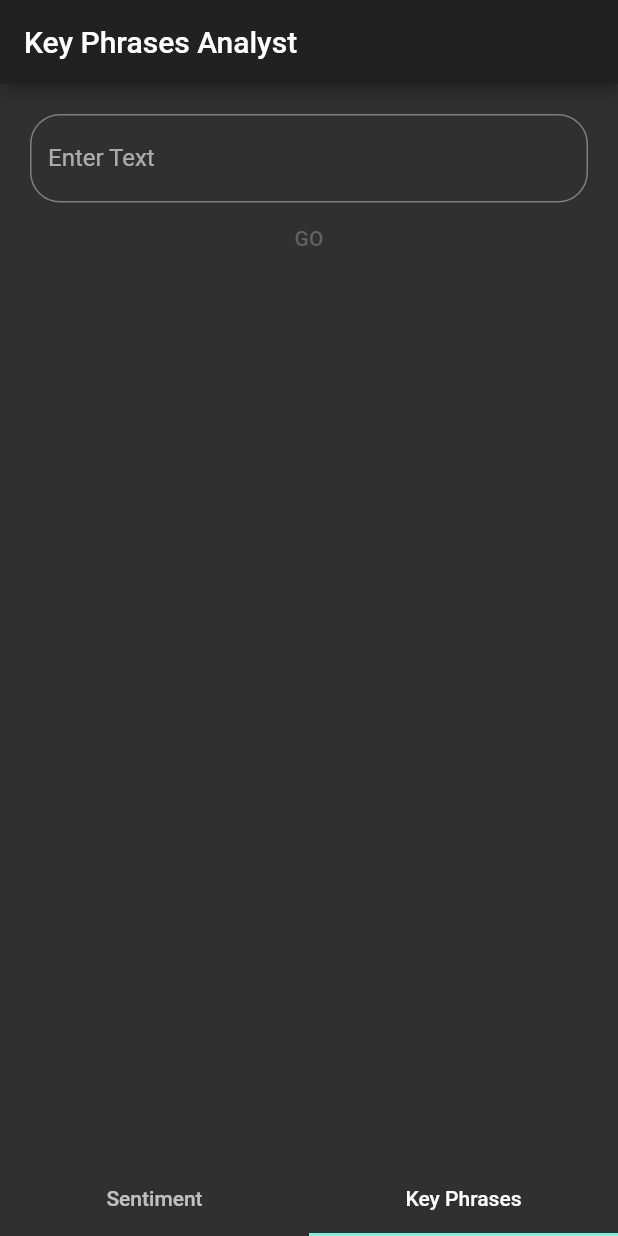
After one commit to pouria-z/Text-Analysis, a Flutter app: the screen it shows after launch, tab 2 chosen, after a tap on "GO", on a phone screen of 412 x 824 dp. The commit adds this screen. Run offline on Flutter 3.47's test engine with Material 2 defaults, Android fonts, the phone set to English and light mode, and no system bars.

Commit message:
key phrases analyst added

```diff
--- a/lib/home_page.dart
+++ b/lib/home_page.dart
@@ -1,161 +1,54 @@
 import 'package:flutter/material.dart';
-import 'package:sentiment_analysis/api_key.dart';
-import 'package:http/http.dart' as http;
-import 'dart:convert';
+import 'package:sentiment_analysis/screens/key_phrases.dart';
+import 'package:sentiment_analysis/screens/sentiment.dart';
 
 class HomePage extends StatefulWidget {
   @override
   _HomePageState createState() => _HomePageState();
 }
 
-class _HomePageState extends State<HomePage> {
-  late TextEditingController _controller = TextEditingController();
-  var inputText;
-  double pos = 0.0;
-  double neg = 0.0;
-  bool isLoading = false;
-  bool isEnable = false;
-  var input;
+class _HomePageState extends State<HomePage>
+    with SingleTickerProviderStateMixin {
+  late TabController _controller;
 
-  Future postData() async {
-    setState(() {
-      isLoading = true;
-      inputText = null;
-      pos = 0.0;
-      neg = 0.0;
-    });
-    var url = Uri.parse(
-      'https://webit-text-analytics.p.rapidapi.com/sentiment',
+  @override
+  void initState() {
+    _controller = TabController(
+      length: 2,
+      vsync: this,
     );
-    var response = await http.post(url, body: {
-      'text': '${_controller.text.trim()}',
-      'language': 'en',
-    }, headers: {
-      'x-rapidapi-key': '$apiKey',
-      'x-rapidapi-host': 'webit-text-analytics.p.rapidapi.com'
-    });
-    var json = jsonDecode(response.body);
-    setState(() {
-      inputText = json['data']['input_text'];
-      pos = json['data']['sentiment']['positive'];
-      neg = json['data']['sentiment']['negative'];
-    });
-    print("your text: $inputText, positive: $pos and negative: $neg");
-    setState(() {
-      isLoading = false;
-    });
+    super.initState();
+  }
+
+  @override
+  void dispose() {
+    _controller.dispose();
+    super.dispose();
   }
 
   @override
   Widget build(BuildContext context) {
     return Scaffold(
-      appBar: AppBar(
-        title: Text("Sentiment Analyst"),
+      body: TabBarView(
+        controller: _controller,
+        children: [
+          Sentiment(),
+          KeyPhrases(),
+        ],
       ),
-      body: Padding(
-        padding: EdgeInsets.all(20),
-        child: ListView(
-          children: [
-            TextField(
-              onChanged: (value) {
-                setState(() {
-                  input = value;
-                });
-              },
-              controller: _controller,
-              decoration: InputDecoration(
-                border:
-                    OutlineInputBorder(borderRadius: BorderRadius.circular(20)),
-                hintText: 'type something',
-                labelText: 'Enter Text',
-              ),
-              textCapitalization: TextCapitalization.sentences,
-              textInputAction: TextInputAction.newline,
-              maxLines: 50,
-              minLines: 1,
+      bottomNavigationBar: Material(
+        child: TabBar(
+          controller: _controller,
+          tabs: [
+            Tab(
+              text: "Sentiment",
             ),
-            TextButton(
-              child: Text(
-                "GO",
-                style: TextStyle(
-                    color: _controller.text.trim().isEmpty
-                        ? Colors.grey[700]
-                        : Colors.white),
-              ),
-              onPressed: () async {
-                if (_controller.text.trim().isEmpty) {
-                  return null;
-                } else {
-                  await postData().whenComplete(() => _controller.clear());
-
-                }
-              },
-            ),
-            inputText == null && isLoading == false
-                ? Container()
-                : inputText == null && isLoading == true
-                    ? Center(
-                        child: CircularProgressIndicator(
-                        color: Colors.white,
-                        strokeWidth: 1.2,
-                      ))
-                    : Container(
-                        width: MediaQuery.of(context).size.width,
-                        padding: EdgeInsets.all(20),
-                        decoration: BoxDecoration(
-                            borderRadius: BorderRadius.circular(20),
-                            color: pos > neg ? Colors.green[700] : Colors.red[700]),
-                        child: Center(
-                            child: Text(
-                          inputText,
-                          style: TextStyle(color: Colors.white, fontSize: 22),
-                        )),
-                      ),
-            SizedBox(
-              height: 20,
-            ),
-            pos == 0.0
-                ? Container()
-                : TextBox(
-                    value: pos,
-                    otherValue: neg,
-                    color: Colors.green,
-                    title: 'Positive'),
-            pos == 0.0
-                ? Container()
-                : TextBox(
-                    value: neg,
-                    otherValue: pos,
-                    color: Colors.red,
-                    title: 'Negative',
-                  ),
+            Tab(
+              text: "Key Phrases",
+            )
           ],
         ),
       ),
     );
   }
 }
-
-class TextBox extends StatelessWidget {
-  const TextBox({
-    Key? key,
-    required this.value,
-    required this.otherValue,
-    required this.color,
-    required this.title,
-  }) : super(key: key);
-
-  final double value;
-  final double otherValue;
-  final Color color;
-  final String title;
-
-  @override
-  Widget build(BuildContext context) {
-    return Text(
-      "$title: ${value.toStringAsFixed(6)}",
-      style: TextStyle(
-          color: value > otherValue ? color : Colors.white, fontSize: 18),
-    );
-  }
-}
--- /dev/null
+++ b/lib/screens/key_phrases.dart
@@ -0,0 +1,119 @@
+import 'package:flutter/material.dart';
+import 'package:sentiment_analysis/api_key.dart';
+import 'package:sentiment_analysis/widgets.dart';
+import 'package:http/http.dart' as http;
+import 'dart:convert';
+
+class KeyPhrases extends StatefulWidget {
+  const KeyPhrases({Key? key}) : super(key: key);
+
+  @override
+  _KeyPhrasesState createState() => _KeyPhrasesState();
+}
+
+class _KeyPhrasesState extends State<KeyPhrases> {
+  late TextEditingController _controller = TextEditingController();
+  bool isLoading = false;
+  bool showText = false;
+  var keyPhrase;
+  List keyPhraseList = [];
+  var input;
+
+  Future postData() async {
+    setState(() {
+      isLoading = true;
+      showText = true;
+      keyPhraseList.clear();
+    });
+    var url = Uri.parse(
+      'https://webit-text-analytics.p.rapidapi.com/key-phrases',
+    );
+    var response = await http.post(url, body: {
+      'text': '${_controller.text.trim()}',
+      'language': 'en',
+    }, headers: {
+      'x-rapidapi-key': '$apiKey',
+      'x-rapidapi-host': 'webit-text-analytics.p.rapidapi.com'
+    });
+    var json = jsonDecode(response.body)['data']['key_phrases'];
+    for (var i in json) {
+      setState(() {
+        keyPhrase = i;
+        keyPhraseList.add(keyPhrase);
+      });
+    }
+    setState(() {
+      isLoading = false;
+    });
+  }
+
+  @override
+  Widget build(BuildContext context) {
+    return Scaffold(
+      appBar: AppBar(
+        title: Text("Key Phrases Analyst"),
+      ),
+      body: Padding(
+        padding: EdgeInsets.all(20),
+        child: ListView(
+          children: [
+            TextField(
+              onChanged: (value) {
+                setState(() {
+                  input = value;
+                  showText = false;
+                });
+              },
+              controller: _controller,
+              decoration: decoration,
+              textCapitalization: TextCapitalization.sentences,
+              textInputAction: TextInputAction.newline,
+              maxLines: 50,
+              minLines: 1,
+            ),
+            TextButton(
+              child: Text(
+                "GO",
+                style: TextStyle(
+                    color: _controller.text.trim().isEmpty
+                        ? Colors.grey[700]
+                        : Colors.white),
+              ),
+              onPressed: () async {
+                if (_controller.text.trim().isEmpty) {
+                  return null;
+                } else {
+                  await postData().whenComplete(() => _controller.clear());
+                }
+              },
+            ),
+            isLoading == true
+                ? Center(
+                    child: CircularProgressIndicator(
+                      color: Colors.white,
+                      strokeWidth: 1.2,
+                    ),
+                  )
+                : Container(),
+            keyPhraseList.isEmpty
+                ? Container()
+                : Text("There are ${keyPhraseList.length} keyword[s]:",
+                    style: TextStyle(fontSize: 18)),
+            ListView.builder(
+              shrinkWrap: true,
+              itemCount: keyPhraseList.length,
+              itemBuilder: (context, index) {
+                return ListTile(
+                  title: Text(keyPhraseList[index].toString(),
+                      style: TextStyle(fontSize: 20)),
+                  leading: Text((index + 1).toString(),
+                      style: TextStyle(fontSize: 20)),
+                );
+              },
+            )
+          ],
+        ),
+      ),
+    );
+  }
+}
--- /dev/null
+++ b/lib/screens/sentiment.dart
@@ -0,0 +1,160 @@
+import 'package:flutter/material.dart';
+import 'package:sentiment_analysis/api_key.dart';
+import 'package:sentiment_analysis/widgets.dart';
+import 'package:http/http.dart' as http;
+import 'dart:convert';
+
+class Sentiment extends StatefulWidget {
+  const Sentiment({Key? key}) : super(key: key);
+
+  @override
+  _SentimentState createState() => _SentimentState();
+}
+
+class _SentimentState extends State<Sentiment> {
+  TextEditingController _controller = TextEditingController();
+  var inputText;
+  double pos = 0.0;
+  double neg = 0.0;
+  bool isLoading = false;
+  bool isEnable = false;
+  var input;
+
+  Future postData() async {
+    setState(() {
+      isLoading = true;
+      inputText = null;
+      pos = 0.0;
+      neg = 0.0;
+    });
+    var url = Uri.parse(
+      'https://webit-text-analytics.p.rapidapi.com/sentiment',
+    );
+    var response = await http.post(url, body: {
+      'text': '${_controller.text.trim()}',
+      'language': 'en',
+    }, headers: {
+      'x-rapidapi-key': '$apiKey',
+      'x-rapidapi-host': 'webit-text-analytics.p.rapidapi.com'
+    });
+    var json = jsonDecode(response.body);
+    setState(() {
+      inputText = json['data']['input_text'];
+      pos = json['data']['sentiment']['positive'];
+      neg = json['data']['sentiment']['negative'];
+    });
+    print("your text: $inputText, positive: $pos and negative: $neg");
+    setState(() {
+      isLoading = false;
+    });
+  }
+
+  @override
+  Widget build(BuildContext context) {
+    return Scaffold(
+      appBar: AppBar(
+        title: Text("Sentiment Analyst"),
+      ),
+      body: Padding(
+        padding: EdgeInsets.all(20),
+        child: ListView(
+          children: [
+            TextField(
+              onChanged: (value) {
+                setState(() {
+                  input = value;
+                });
+              },
+              controller: _controller,
+              decoration: decoration,
+              textCapitalization: TextCapitalization.sentences,
+              textInputAction: TextInputAction.newline,
+              maxLines: 50,
+              minLines: 1,
+            ),
+            TextButton(
+              child: Text(
+                "GO",
+                style: TextStyle(
+                    color: _controller.text.trim().isEmpty
+                        ? Colors.grey[700]
+                        : Colors.white),
+              ),
+              onPressed: () async {
+                if (_controller.text.trim().isEmpty) {
+                  return null;
+                } else {
+                  await postData().whenComplete(() => _controller.clear());
+                }
+              },
+            ),
+            inputText == null && isLoading == false
+                ? Container()
+                : inputText == null && isLoading == true
+                    ? Center(
+                        child: CircularProgressIndicator(
+                        color: Colors.white,
+                        strokeWidth: 1.2,
+                      ))
+                    : Container(
+                        width: MediaQuery.of(context).size.width,
+                        padding: EdgeInsets.all(20),
+                        decoration: BoxDecoration(
+                            borderRadius: BorderRadius.circular(20),
+                            color: pos > neg
+                                ? Colors.green[700]
+                                : Colors.red[700]),
+                        child: Center(
+                            child: Text(
+                          inputText,
+                          style: TextStyle(color: Colors.white, fontSize: 22),
+                        )),
+                      ),
+            SizedBox(
+              height: 20,
+            ),
+            pos == 0.0
+                ? Container()
+                : TextBox(
+                    value: pos,
+                    otherValue: neg,
+                    color: Colors.green,
+                    title: 'Positive'),
+            pos == 0.0
+                ? Container()
+                : TextBox(
+                    value: neg,
+                    otherValue: pos,
+                    color: Colors.red,
+                    title: 'Negative',
+                  ),
+          ],
+        ),
+      ),
+    );
+  }
+}
+
+class TextBox extends StatelessWidget {
+  const TextBox({
+    Key? key,
+    required this.value,
+    required this.otherValue,
+    required this.color,
+    required this.title,
+  }) : super(key: key);
+
+  final double value;
+  final double otherValue;
+  final Color color;
+  final String title;
+
+  @override
+  Widget build(BuildContext context) {
+    return Text(
+      "$title: ${value.toStringAsFixed(6)}",
+      style: TextStyle(
+          color: value > otherValue ? color : Colors.white, fontSize: 18),
+    );
+  }
+}
--- /dev/null
+++ b/lib/widgets.dart
@@ -0,0 +1,9 @@
+import 'package:flutter/material.dart';
+
+
+InputDecoration decoration = InputDecoration(
+  border:
+  OutlineInputBorder(borderRadius: BorderRadius.circular(20)),
+  hintText: 'type something',
+  labelText: 'Enter Text',
+);
```
